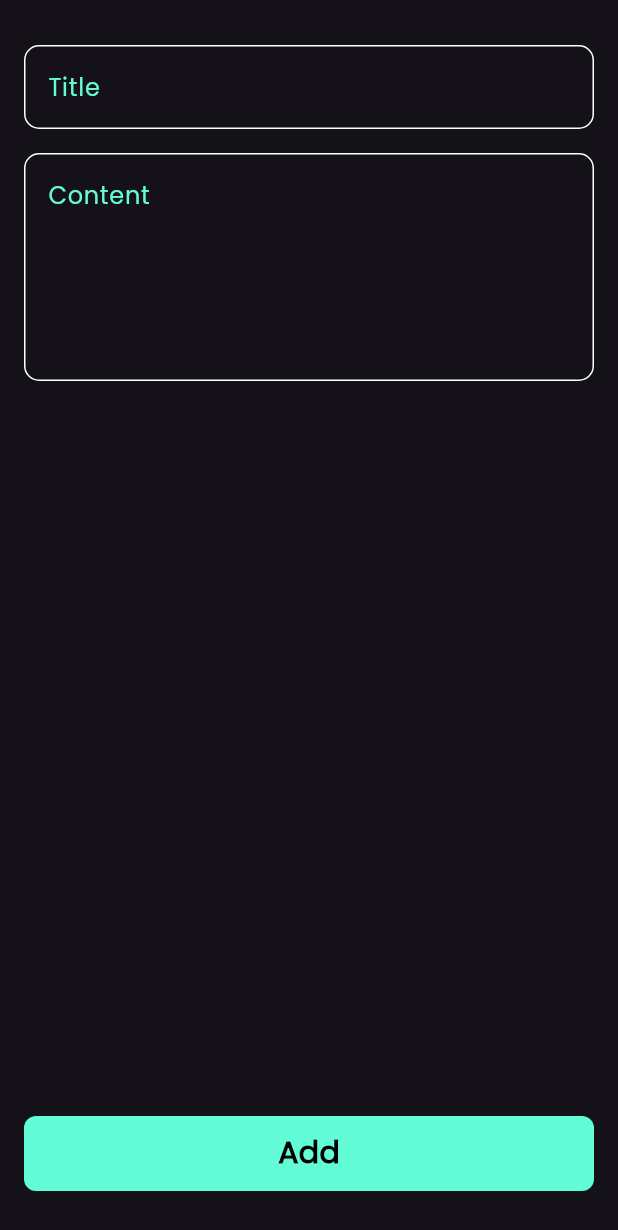
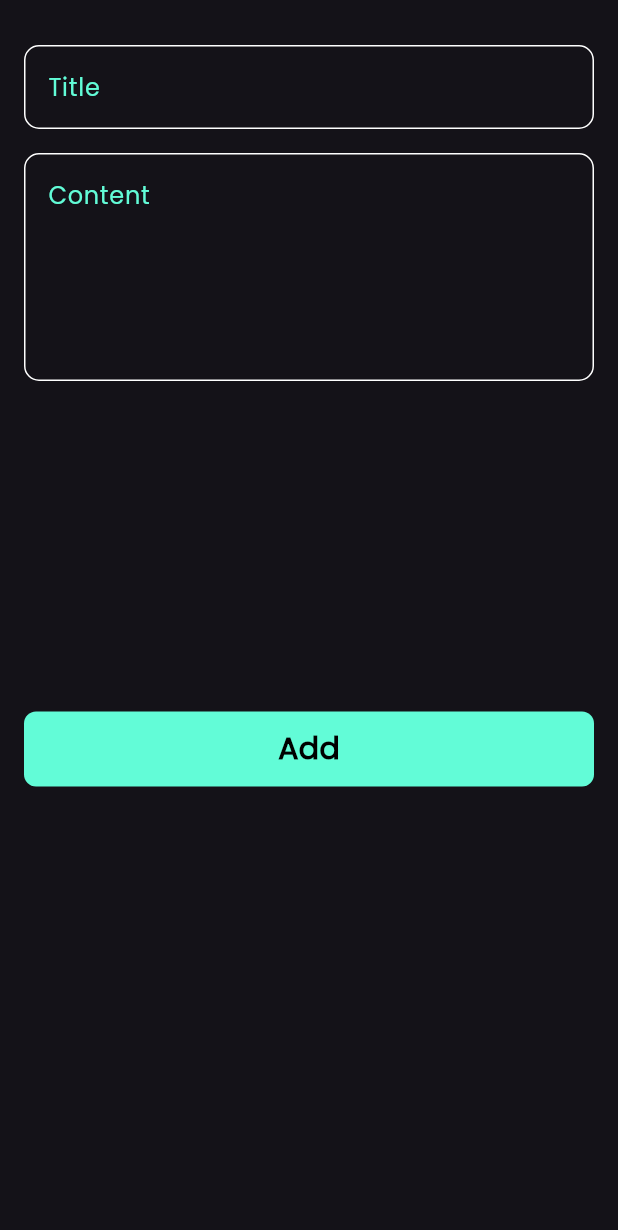
Before and after one commit to MostafaAjep/Notes-app, a Flutter app: the ShowNoteBottomSheet widget shown alone on an empty page, opened directly, on a phone screen of 412 x 824 dp. Shown: the top 1230 px of the screen. Run offline on Flutter 3.47's test engine with Material 3 defaults, Android fonts, the phone set to English and light mode, and no system bars; our stand-ins replace flutter_bloc, font_awesome_flutter, hive, hive_flutter; accounts and stored records are empty.

Commit message:
edit the bottom sheet

```diff
--- a/lib/widgets/add_note_Bottom_sheet.dart
+++ b/lib/widgets/add_note_Bottom_sheet.dart
@@ -26,9 +26,17 @@ class ShowNoteBottomSheet extends StatelessWidget {
         builder: (context, state) {
           return AbsorbPointer(
             absorbing: state is AddNoteLoading ? true : false,
-            child: const Padding(
-              padding: EdgeInsets.symmetric(horizontal: 16, vertical: 30),
-              child: AddNoteForm(),
+            child: Padding(
+              padding: EdgeInsets.only(
+                right: 16,
+                top: 30,
+                left: 16,
+                bottom: MediaQuery.of(context).viewInsets.bottom,
+              ),
+              child: SizedBox(
+                height: MediaQuery.of(context).size.height * 0.6, // 90(),
+                child: const AddNoteForm(),
+              ),
             ),
           );
         },
```
